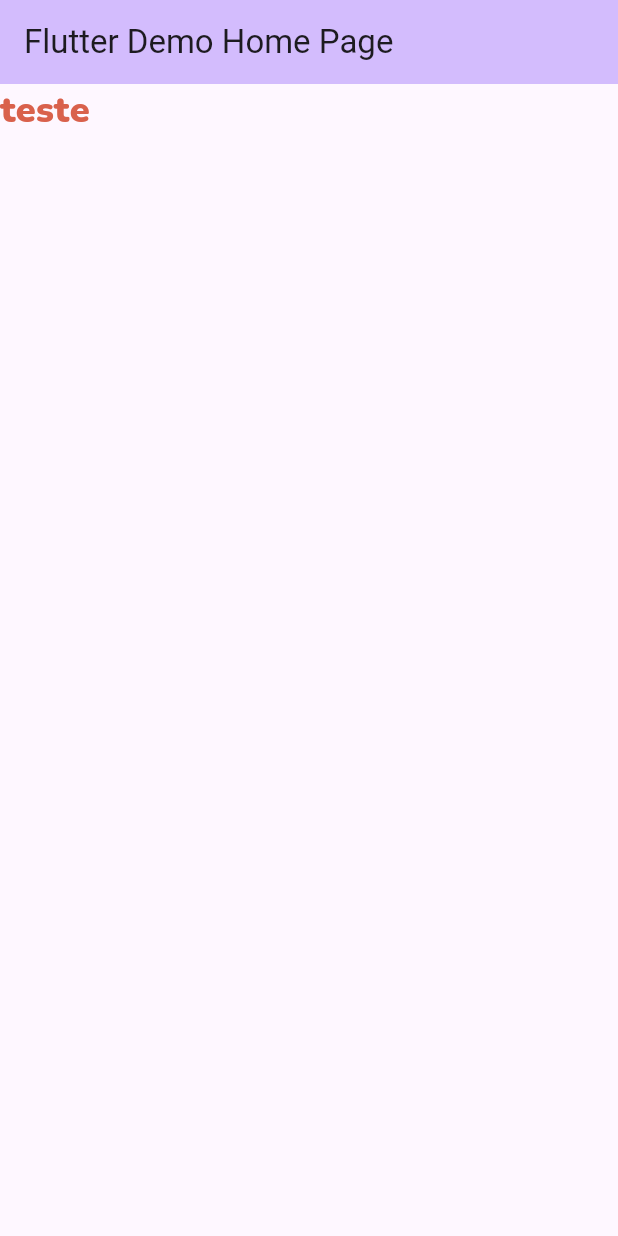
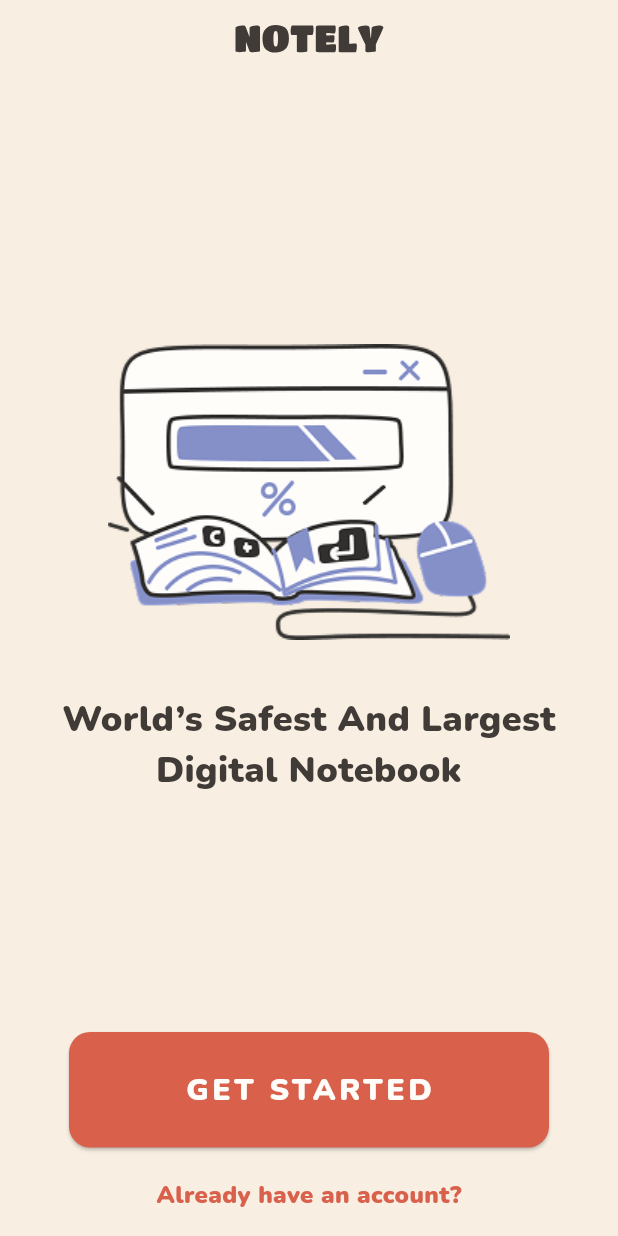
Before and after one commit to laysasanha/notely, a Flutter app: the screen it shows after launch, on a phone screen of 412 x 824 dp. Run offline on Flutter 3.47's test engine with Material 3 defaults, Android fonts, the phone set to English and light mode, and no system bars; our stand-ins replace flutter_svg, go_router.

Commit message:
feat: Tela de GET-STARTED com GoRouter e layout ajustado
- Implementada tela de GET-STARTED com logo, imagem e texto de descrição.
- Adicionado botão "GET STARTED" com navegação utilizando GoRouter.
- Implementado link para login com estilo reutilizável.
- Ajustado layout com `Spacer` e `SizedBox` para espaçamento dinâmico.
- Estilos de texto centralizados com `AppTextStyles`.
- Correção de alinhamento dos elementos na tela.

```diff
--- /dev/null
+++ b/lib/core/routes/list_routes.dart
@@ -0,0 +1,9 @@
+enum AppRoutes{
+  getStarted('/', 'getStarted'),
+  login('/login', 'getStarted');
+
+  const AppRoutes(this.path, this.name);
+
+  final String path;
+  final String name;
+}
--- /dev/null
+++ b/lib/core/routes/routes.dart
@@ -0,0 +1,14 @@
+import 'package:go_router/go_router.dart';
+import 'package:notely/core/routes/list_routes.dart';
+import 'package:notely/screens/get_started.dart';
+
+final GoRouter router = GoRouter(
+    initialLocation: AppRoutes.getStarted.path,
+    routes: [
+      GoRoute(
+        path: AppRoutes.getStarted.path,
+        name: AppRoutes.getStarted.name,
+        builder: (context, state) => const GetStartedScreen(),
+      ),
+    ]
+);
--- a/lib/core/theme/app_text_styles.dart
+++ b/lib/core/theme/app_text_styles.dart
@@ -13,7 +13,8 @@ class AppTextStyles {
 
   static TextStyle displayMedium = _baseStyle.copyWith(
     fontSize: 20,
-    fontWeight: FontWeight.w900
+    fontWeight: FontWeight.w900,
+    letterSpacing: 0.12 * 20,
   );
 
   static TextStyle displaySmall = _baseStyle.copyWith(
--- a/lib/main.dart
+++ b/lib/main.dart
@@ -1,6 +1,5 @@
 import 'package:flutter/material.dart';
-import 'package:notely/core/theme/app_colors.dart';
-import 'package:notely/core/theme/app_text_styles.dart';
+import 'package:notely/core/routes/routes.dart';
 
 void main() {
   runApp(const MyApp());
@@ -9,50 +8,14 @@ void main() {
 class MyApp extends StatelessWidget {
   const MyApp({super.key});
 
-  // This widget is the root of your application.
   @override
   Widget build(BuildContext context) {
-    return MaterialApp(
-      title: 'Flutter Demo',
-      theme: ThemeData(
-        colorScheme: ColorScheme.fromSeed(seedColor: Colors.deepPurple),
-      ),
-      home: const MyHomePage(title: 'Flutter Demo Home Page'),
+    return MaterialApp.router(
+      title: 'Notely',
+      debugShowCheckedModeBanner: false,
+      routerDelegate: router.routerDelegate,
+      routeInformationParser: router.routeInformationParser,
+      routeInformationProvider: router.routeInformationProvider,
     );
   }
 }
-
-class MyHomePage extends StatefulWidget {
-  const MyHomePage({super.key, required this.title});
-
-  final String title;
-
-  @override
-  State<MyHomePage> createState() => _MyHomePageState();
-}
-
-class _MyHomePageState extends State<MyHomePage> {
-  int _counter = 0;
-
-  void _incrementCounter() {
-    setState(() {
-      _counter++;
-    });
-  }
-
-  @override
-  Widget build(BuildContext context) {
-    return Scaffold(
-      appBar: AppBar(
-        backgroundColor: Theme.of(context).colorScheme.inversePrimary,
-        title: Text(widget.title),
-      ),
-      body: Text(
-        'teste',
-        style: AppTextStyles.displayLarge.copyWith(
-          color: AppColors.detail,
-        ),
-      )
-    );
-  }
-}
--- /dev/null
+++ b/lib/screens/get_started.dart
@@ -0,0 +1,70 @@
+import 'package:flutter/material.dart';
+import 'package:flutter_svg/flutter_svg.dart';
+import 'package:notely/core/theme/app_colors.dart';
+import 'package:notely/core/theme/app_text_styles.dart';
+import 'package:notely/widgets/AuthLinkText.dart';
+import 'package:notely/widgets/custom_button.dart';
+
+class GetStartedScreen extends StatelessWidget {
+  const GetStartedScreen({super.key});
+
+  @override
+  Widget build(BuildContext context) {
+    return Scaffold(
+      backgroundColor: AppColors.background,
+      body: SafeArea(
+         child: Padding(
+           padding: const EdgeInsets.symmetric(vertical: 16),
+           child: Center(
+             child: Column(
+               crossAxisAlignment: CrossAxisAlignment.center,
+               children: [
+                 SvgPicture.asset(
+                   'assets/logo/notelyLogo.svg',
+                   height: 20
+                 ),
+
+                 Spacer(),
+
+                 Column(
+                   children: [
+                   Image.asset(
+                     'assets/images/computerWelcome.png',
+                     height: 268,
+                   ),
+
+                   Text(
+                     'World’s Safest And Largest Digital Notebook',
+                     style: AppTextStyles.displayLarge.copyWith(
+                         color: AppColors.title
+                     ),
+                     textAlign: TextAlign.center,
+                   ),
+                  ],
+                 ),
+
+                 Spacer(),
+
+                 Column(
+                   children: [
+                     CustomButton(
+                         text: 'GET STARTED',
+                         onPressed: (){}
+                     ),
+
+                     SizedBox(height: 20),
+
+                     Authlinktext(
+                         text: 'Already have an account?',
+                         onTap: (){}
+                     ),
+                   ],
+                 ),
+               ],
+             ),
+           ),
+         ),
+      ),
+    );
+  }
+}
--- /dev/null
+++ b/lib/widgets/AuthLinkText.dart
@@ -0,0 +1,28 @@
+import 'package:flutter/cupertino.dart';
+import 'package:notely/core/theme/app_colors.dart';
+import 'package:notely/core/theme/app_text_styles.dart';
+
+class Authlinktext extends StatelessWidget {
+  final String text;
+  final VoidCallback onTap;
+
+  const Authlinktext(
+    { super.key,
+      required this.text,
+      required this.onTap,
+    }
+  );
+
+  @override
+  Widget build(BuildContext context) {
+    return GestureDetector(
+      onTap: onTap,
+      child: Text(
+        text,
+        style: AppTextStyles.displaySmall.copyWith(
+          color: AppColors.detail,
+        )
+      ),
+    );
+  }
+}
--- /dev/null
+++ b/lib/widgets/custom_button.dart
@@ -0,0 +1,41 @@
+import 'package:flutter/cupertino.dart';
+import 'package:flutter/material.dart';
+import 'package:notely/core/theme/app_colors.dart';
+import 'package:notely/core/theme/app_text_styles.dart';
+
+class CustomButton extends StatelessWidget {
+  final String text;
+  final VoidCallback onPressed;
+
+  const CustomButton(
+    {
+      super.key,
+      required this.text,
+      required this.onPressed
+    }
+  );
+
+  @override
+  Widget build(BuildContext context) {
+    return SizedBox(
+      width: 320,
+      child: ElevatedButton(
+        style: ElevatedButton.styleFrom(
+          padding: EdgeInsets.symmetric(horizontal: 24, vertical: 24),
+          backgroundColor: AppColors.detail,
+          foregroundColor: AppColors.white,
+          shape: RoundedRectangleBorder(
+            borderRadius: BorderRadius.circular(14),
+          )
+      ),
+
+        onPressed: onPressed,
+        child:
+          Text(
+            text,
+            style: AppTextStyles.displayMedium,
+          ),
+      ),
+    );
+  }
+}
```
Also changed, not shown: pubspec.yaml (+5 -3 lines), assets/images/computerWelcome.png (added), assets/logo/notelyLogo.svg (added), pubspec.lock.
